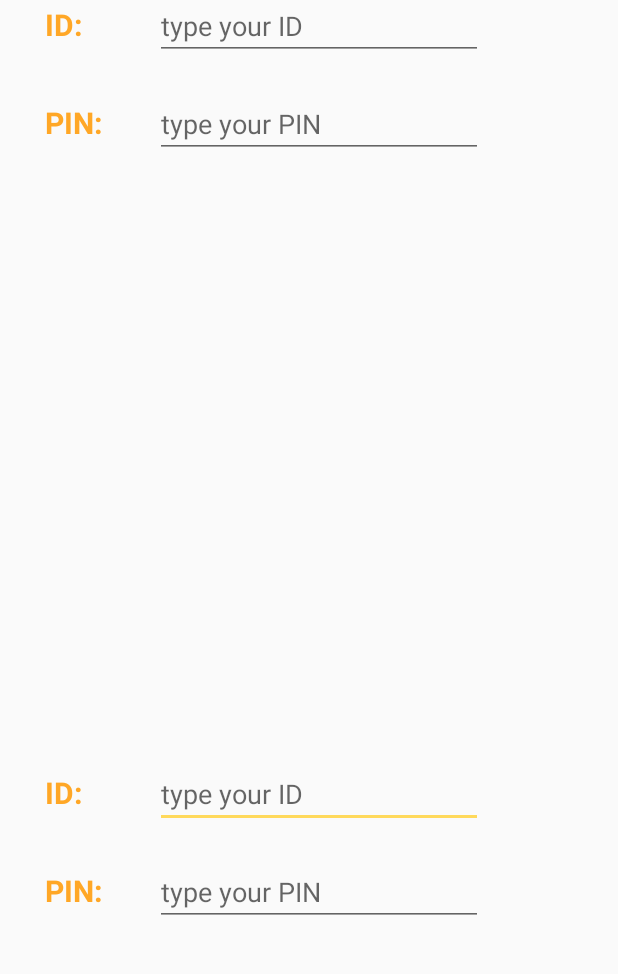
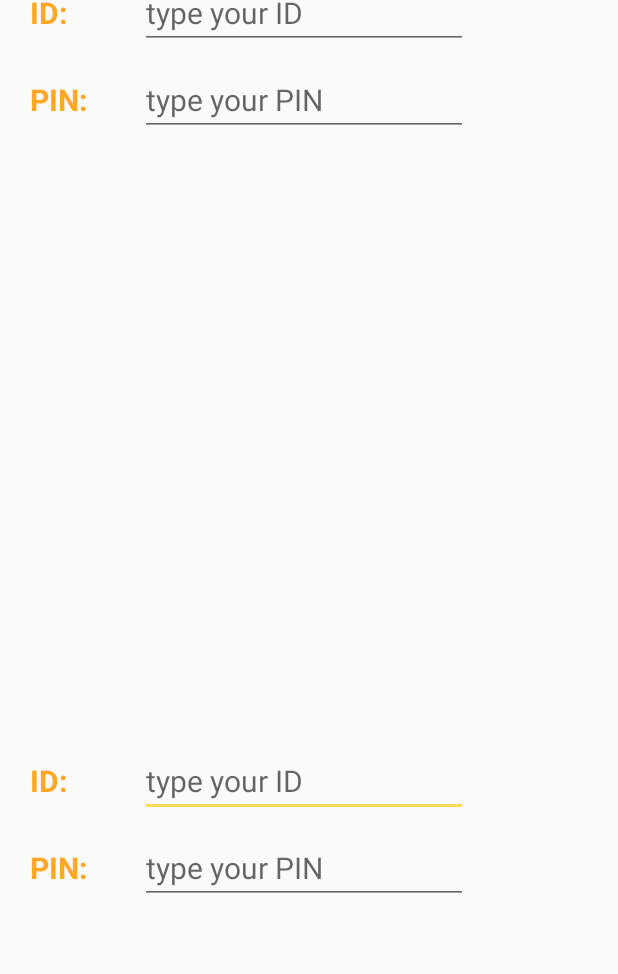
Before and after one commit to flormartin/follow-that-car, an Android app: the fragment InputFragment placed in its activity, on a phone screen of 412 x 824 dp, the part 137-1111 px from its top. Run offline under Robolectric (Android 15) with nearby library versions, the phone set to English and light mode, and no system bars.

Commit message:
InputFragment + ShowFragment

```diff
--- a/app/src/main/res/layout/fragment_input.xml
+++ b/app/src/main/res/layout/fragment_input.xml
@@ -9,16 +9,14 @@
         android:layout_width="match_parent"
         android:layout_height="match_parent"
         android:orientation="vertical"
-        android:layout_marginRight="80dp"
-        android:layout_marginTop="20dp"
-        android:layout_marginLeft="20dp"
-        android:layout_marginBottom="20dp">
+        android:layout_margin="20dp">
 
         <LinearLayout
             android:layout_width="match_parent"
             android:layout_height="wrap_content"
             android:orientation="horizontal"
-            android:layout_margin="10dp">
+            android:layout_marginRight="80dp"
+            android:layout_marginBottom="10dp">
 
             <TextView
                 android:id="@+id/id"
@@ -36,6 +34,7 @@
                 android:layout_height="wrap_content"
                 android:layout_weight="1"
                 android:hint="@string/id_hint"
+                android:textSize="20sp"
                 android:inputType="number"
                 android:textColor="@color/colorPrimary"/>
         </LinearLayout>
@@ -44,7 +43,8 @@
             android:layout_width="match_parent"
             android:layout_height="wrap_content"
             android:orientation="horizontal"
-            android:layout_margin="10dp">
+            android:layout_marginRight="80dp"
+            android:layout_marginBottom="10dp">
 
             <TextView
                 android:id="@+id/pin"
@@ -62,6 +62,7 @@
                 android:layout_height="wrap_content"
                 android:layout_weight="1"
                 android:hint="@string/pin_hint"
+                android:textSize="20sp"
                 android:inputType="number"
                 android:textColor="@color/colorPrimary" />
 
```
